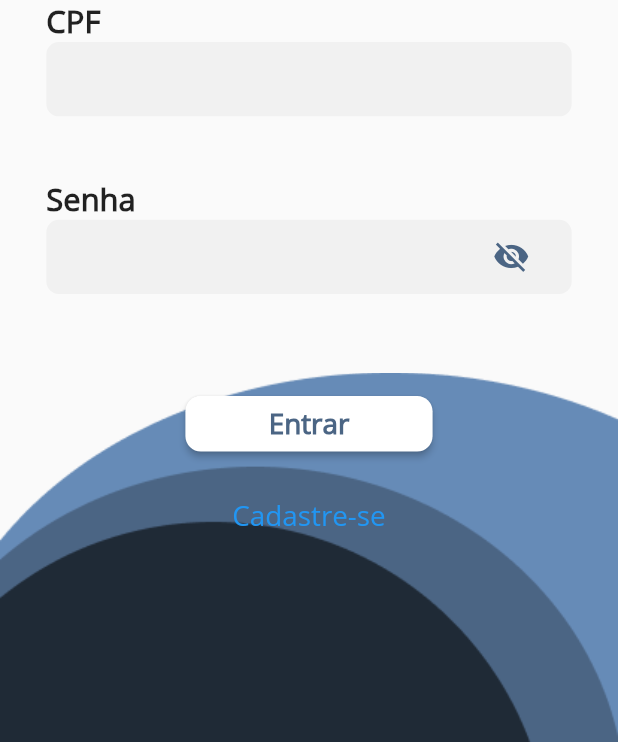
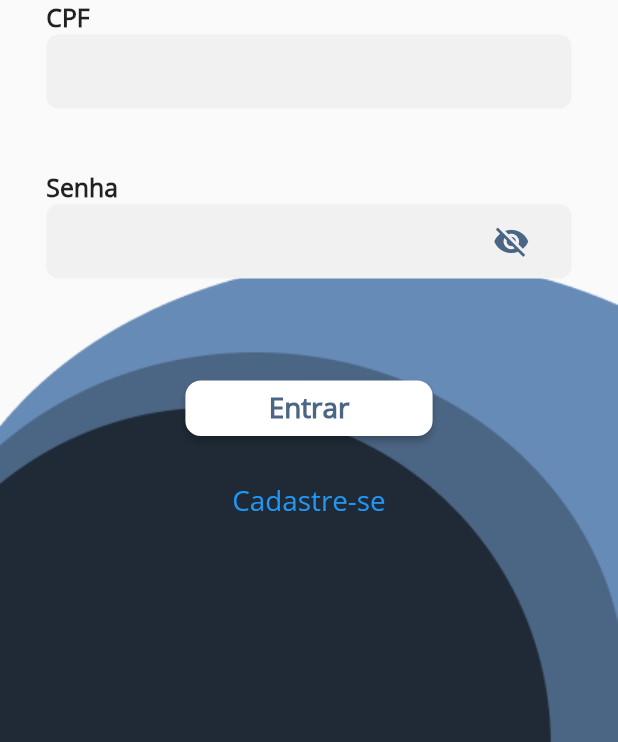
Before and after one commit to abnerlucss/Flying-Easy, a Flutter app: the screen it shows after launch, after a tap on the "close" icon, on a phone screen of 412 x 824 dp, the part 494-1236 px from its top. Run offline on Flutter 3.47's test engine with Material 2 defaults, Android fonts, the light colour scheme and no system bars; our stand-ins replace carousel_slider, dio, dotted_line, equatable, flutter_bloc, mask_text_input_formatter and 2 more; missing offline and left inert: awesome_card; network calls fail.

Commit message:
e verificação de login e onboarding splash

```diff
--- a/lib/main.dart
+++ b/lib/main.dart
@@ -2,10 +2,8 @@ import 'package:app_passagens_aereas/modules/create_account/create_account_cubit
 import 'package:app_passagens_aereas/modules/flight_details/flight_details_cubit/flight_details_cubit.dart';
 import 'package:app_passagens_aereas/modules/home/home_cubit.dart/home_cubit.dart';
 import 'package:app_passagens_aereas/modules/login/login_cubit/login_cubit.dart';
-import 'package:app_passagens_aereas/modules/onboarding/onboarding_page.dart';
 import 'package:app_passagens_aereas/modules/payment/cubit/payment_cubit.dart';
-import 'package:app_passagens_aereas/modules/payment/page/payment_page.dart';
-import 'package:app_passagens_aereas/modules/payment/page/payment_success.dart';
+import 'package:app_passagens_aereas/modules/splash/page/splash_page.dart';
 import 'package:flutter/material.dart';
 import 'package:flutter/services.dart';
 import 'package:flutter_bloc/flutter_bloc.dart';
@@ -70,7 +68,7 @@ class MyApp extends StatelessWidget {
           fontFamily: 'OpenSans',
           primarySwatch: Colors.blue,
         ),
-        home: OnboardingPage(),
+        home: SplashPage(),
       ),
     );
   }
--- a/lib/modules/home/home_cubit.dart/home_state.dart
+++ b/lib/modules/home/home_cubit.dart/home_state.dart
@@ -1,14 +1,17 @@
 import 'package:app_passagens_aereas/modules/home/models/flight_model.dart';
+import 'package:app_passagens_aereas/modules/home/models/passenger_model.dart';
 import 'package:app_passagens_aereas/modules/shared/util/basic_state_enum.dart';
 import 'package:equatable/equatable.dart';
 
 class HomeState extends Equatable {
   const HomeState._({
     required this.state,
+    this.passengerModel,
     this.flights = const [],
   });
 
   final List<FlightModel> flights;
+  final PassengerModel? passengerModel;
   final BasicStateEnum state;
 
   const HomeState.init() : this._(state: BasicStateEnum.init);
@@ -17,9 +20,13 @@ class HomeState extends Equatable {
 
   const HomeState.failed() : this._(state: BasicStateEnum.failed);
 
-  const HomeState.success(flights)
-      : this._(state: BasicStateEnum.success, flights: flights);
+  const HomeState.success(flights, passengerModel)
+      : this._(
+          state: BasicStateEnum.success,
+          flights: flights,
+          passengerModel: passengerModel,
+        );
 
   @override
-  List<Object?> get props => [state, flights];
+  List<Object?> get props => [state, flights, passengerModel];
 }
--- /dev/null
+++ b/lib/modules/home/models/passenger_model.dart
@@ -0,0 +1,26 @@
+import 'package:json_annotation/json_annotation.dart';
+part 'passenger_model.g.dart';
+
+@JsonSerializable()
+class PassengerModel {
+  int id;
+  String nome;
+  String cpf;
+  String email;
+  String telefone;
+  String dataNascimento;
+  @JsonKey(ignore: true)
+  String? senha;
+
+  factory PassengerModel.fromJson(Map<String, dynamic> json) =>
+      _$PassengerModelFromJson(json);
+
+  PassengerModel({
+    required this.id,
+    required this.nome,
+    required this.cpf,
+    required this.email,
+    required this.telefone,
+    required this.dataNascimento,
+  });
+}
--- a/lib/modules/login/page/login_page.dart
+++ b/lib/modules/login/page/login_page.dart
@@ -12,6 +12,7 @@ import 'package:app_passagens_aereas/modules/shared/widgets/white_button.dart';
 import 'package:flutter/material.dart';
 import 'package:flutter_bloc/flutter_bloc.dart';
 import 'package:mask_text_input_formatter/mask_text_input_formatter.dart';
+import 'package:shared_preferences/shared_preferences.dart';
 
 class LoginPage extends StatefulWidget {
   const LoginPage({Key? key}) : super(key: key);
@@ -119,7 +120,7 @@ class _LoginPageState extends State<LoginPage> {
               ),
             ),
             SizedBox(
-              height: .28 * MediaQuery.of(context).size.height,
+              height: .20 * MediaQuery.of(context).size.height,
             ),
           ],
         );
@@ -154,14 +155,19 @@ class _LoginPageState extends State<LoginPage> {
     );
   }
 
-  void checkState(LoginState state, BuildContext context) {
+  void checkState(LoginState state, BuildContext context) async {
     if (state.state == BasicStateEnum.success) {
+      SharedPreferences loginPrefs = await SharedPreferences.getInstance();
+      loginPrefs.setInt('idPassenger', state.idPassenger!);
+
       Navigator.pushReplacement(
-          context,
-          MaterialPageRoute(
-              builder: (context) => HomePage(
-                    idPassenger: state.idPassenger!,
-                  )));
+        context,
+        MaterialPageRoute(
+          builder: (context) => HomePage(
+            idPassenger: state.idPassenger!,
+          ),
+        ),
+      );
     } else if (state.state == BasicStateEnum.failed) {
       ScaffoldMessenger.of(context).showSnackBar(
         const SnackBar(content: Text('Login e/ou senha inválidos')),
--- a/lib/modules/onboarding/onboarding_page.dart
+++ b/lib/modules/onboarding/onboarding_page.dart
@@ -1,3 +1,4 @@
+import 'package:app_passagens_aereas/modules/home/page/home_page.dart';
 import 'package:app_passagens_aereas/modules/login/page/login_page.dart';
 import 'package:app_passagens_aereas/modules/onboarding/widgets/basic_onboarding.dart';
 import 'package:app_passagens_aereas/modules/shared/constants/image_constants.dart';
@@ -5,6 +6,7 @@ import 'package:app_passagens_aereas/modules/shared/widgets/steps_widget.dart';
 import 'package:app_passagens_aereas/modules/shared/widgets/white_button.dart';
 import 'package:carousel_slider/carousel_slider.dart';
 import 'package:flutter/material.dart';
+import 'package:shared_preferences/shared_preferences.dart';
 
 class OnboardingPage extends StatefulWidget {
   const OnboardingPage({Key? key}) : super(key: key);
@@ -14,6 +16,11 @@ class OnboardingPage extends StatefulWidget {
 }
 
 class _OnboardingPageState extends State<OnboardingPage> {
+  @override
+  void initState() {
+    super.initState();
+  }
+
   @override
   Widget build(BuildContext context) {
     return Scaffold(
--- a/lib/modules/shared/widgets/base_view.dart
+++ b/lib/modules/shared/widgets/base_view.dart
@@ -27,7 +27,7 @@ class _BaseViewState extends State<BaseView> {
   @override
   Widget build(BuildContext context) {
     return Scaffold(
-      resizeToAvoidBottomInset: false,
+      resizeToAvoidBottomInset: true,
       body: LayoutBuilder(
         builder: (BuildContext context, BoxConstraints constraints) {
           return SingleChildScrollView(
--- a/lib/modules/shared/widgets/custom_txt_field.dart
+++ b/lib/modules/shared/widgets/custom_txt_field.dart
@@ -32,7 +32,7 @@ class CustomTextField extends StatelessWidget {
           Text(
             labelTextField,
             style: TextStyle(
-              fontSize: 20,
+              fontSize: 16,
               fontWeight: FontWeight.w700,
             ),
           ),
--- a/lib/modules/shared/widgets/custom_txt_field_password.dart
+++ b/lib/modules/shared/widgets/custom_txt_field_password.dart
@@ -30,14 +30,15 @@ class _CustomTextFieldPasswordState extends State<CustomTextFieldPassword> {
           Text(
             widget.labelTextField,
             style: TextStyle(
-              fontSize: 20,
+              fontSize: 16,
               fontWeight: FontWeight.w700,
             ),
           ),
           Container(
             decoration: new BoxDecoration(
-                color: Color(0XFFF1F1F1),
-                borderRadius: new BorderRadius.circular(8.0)),
+              color: Color(0XFFF1F1F1),
+              borderRadius: new BorderRadius.circular(8.0),
+            ),
             child: Padding(
               padding: const EdgeInsets.symmetric(horizontal: 15),
               child: TextFormField(
--- a/lib/modules/shared/widgets/spacing_txt_fields.dart
+++ b/lib/modules/shared/widgets/spacing_txt_fields.dart
@@ -6,7 +6,7 @@ class SpacingTextFormFields extends StatelessWidget {
   @override
   Widget build(BuildContext context) {
     return SizedBox(
-      height: 40,
+      height: 20,
     );
   }
 }
--- /dev/null
+++ b/lib/modules/splash/page/splash_page.dart
@@ -0,0 +1,68 @@
+import 'package:app_passagens_aereas/modules/home/page/home_page.dart';
+import 'package:app_passagens_aereas/modules/login/page/login_page.dart';
+import 'package:app_passagens_aereas/modules/onboarding/onboarding_page.dart';
+import 'package:app_passagens_aereas/modules/shared/constants/image_constants.dart';
+import 'package:flutter/material.dart';
+import 'package:shared_preferences/shared_preferences.dart';
+
+class SplashPage extends StatefulWidget {
+  const SplashPage({Key? key}) : super(key: key);
+
+  @override
+  _SplashPageState createState() => _SplashPageState();
+}
+
+class _SplashPageState extends State<SplashPage> {
+  void checkFirstAcess() async {
+    SharedPreferences onboardingPrefs = await SharedPreferences.getInstance();
+    bool isFirstAcess =
+        (onboardingPrefs.getBool('isFirstAcess') == false ? false : true);
+
+    bool isLogged = onboardingPrefs.getInt('idPassenger') is int;
+
+    onboardingPrefs.setBool('isFirstAcess', false);
+
+    if (!isFirstAcess) {
+      if (isLogged) {
+        Navigator.pushReplacement(
+          context,
+          MaterialPageRoute(
+            builder: (context) => HomePage(
+              idPassenger: onboardingPrefs.getInt('idPassenger')!,
+            ),
+          ),
+        );
+      } else {
+        Navigator.pushReplacement(
+          context,
+          MaterialPageRoute(
+            builder: (context) => LoginPage(),
+          ),
+        );
+      }
+    } else {
+      Navigator.pushReplacement(
+        context,
+        MaterialPageRoute(
+          builder: (context) => OnboardingPage(),
+        ),
+      );
+    }
+  }
+
+  @override
+  void initState() {
+    super.initState();
+    checkFirstAcess();
+  }
+
+  @override
+  Widget build(BuildContext context) {
+    return Scaffold(
+        body: Align(
+      child: Image.asset(
+        ImagesConstants.homeLogo,
+      ),
+    ));
+  }
+}
```
Also changed, not shown: lib/modules/create_account/widgets/basic_create_account.dart (+10 -3 lines), lib/modules/flight_details/page/flight_details_page.dart (+6 -1 lines), lib/modules/home/home_cubit.dart/home_cubit.dart (+19 -3 lines), lib/modules/home/page/home_page.dart (+5 -2 lines), lib/modules/home/service/tickets_service.dart (+13 -0 lines), lib/modules/home/widget/home_drawer_widget.dart (+29 -2 lines), lib/modules/payment/page/payment_page.dart (+19 -7 lines), lib/modules/payment/page/payment_success.dart (+13 -3 lines), lib/modules/home/models/passenger_model.g.dart (added).
